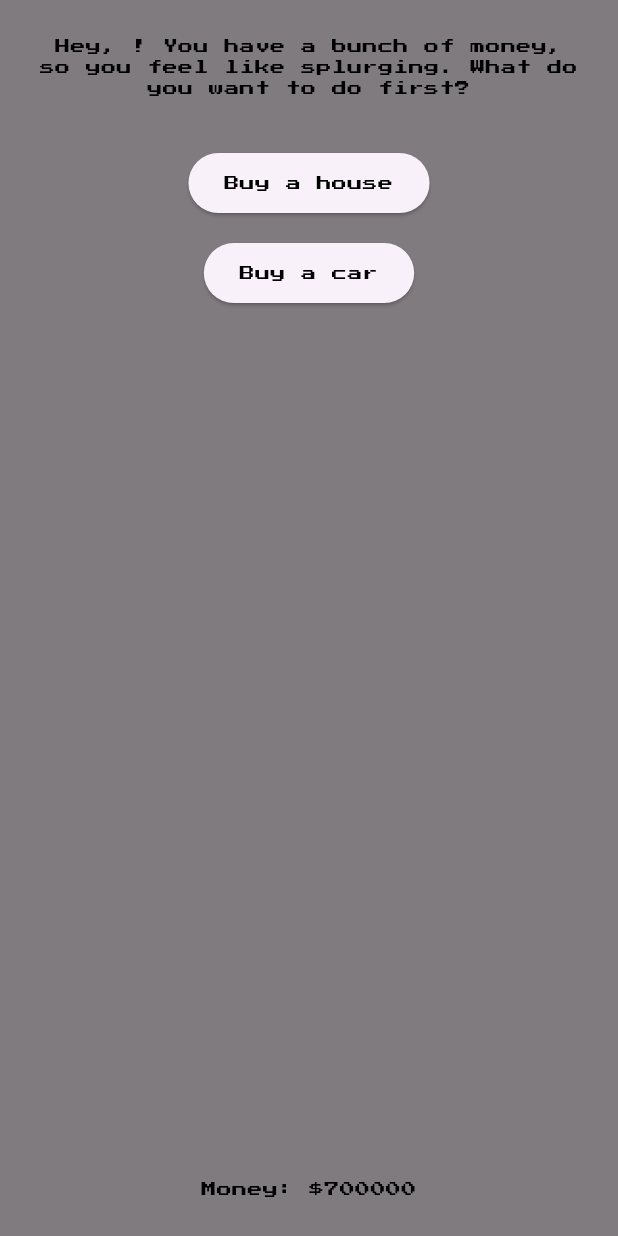
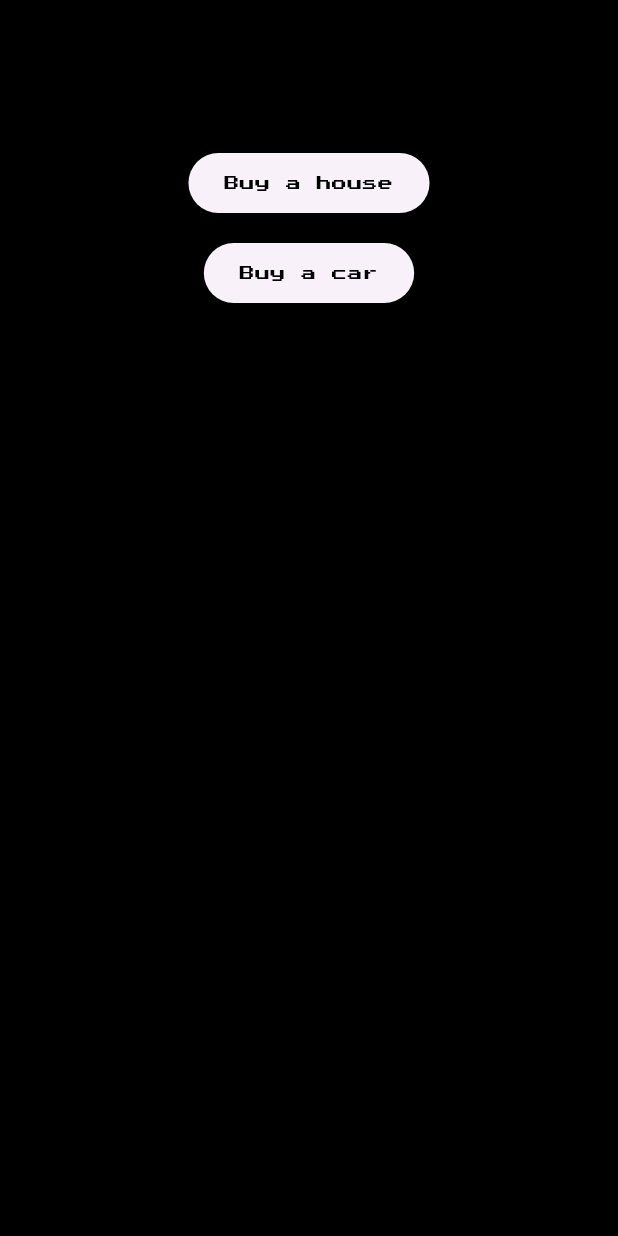
Before and after one commit to Starlumine/wicsc-hackathon, a Flutter app: the GameScreen screen opened directly with empty values, on a phone screen of 412 x 824 dp. Run offline on Flutter 3.47's test engine with Material 3 defaults, Android fonts, the phone set to English and light mode, and no system bars.

Commit message:
used withValues instead of withOpacity

```diff
--- a/flutter_tamagotchi/lib/game_screen.dart
+++ b/flutter_tamagotchi/lib/game_screen.dart
@@ -59,8 +59,8 @@ class _GameScreenState extends State<GameScreen> {
                 fit: BoxFit.cover,
               ),
             ),
-          Container( // Add a semi-transparent overlay if needed
-            color: Colors.black.withOpacity(0.5),
+          Container(
+            color: Colors.black.withValues(alpha: 128),
           ),
           SafeArea(
             child: Padding(
```
